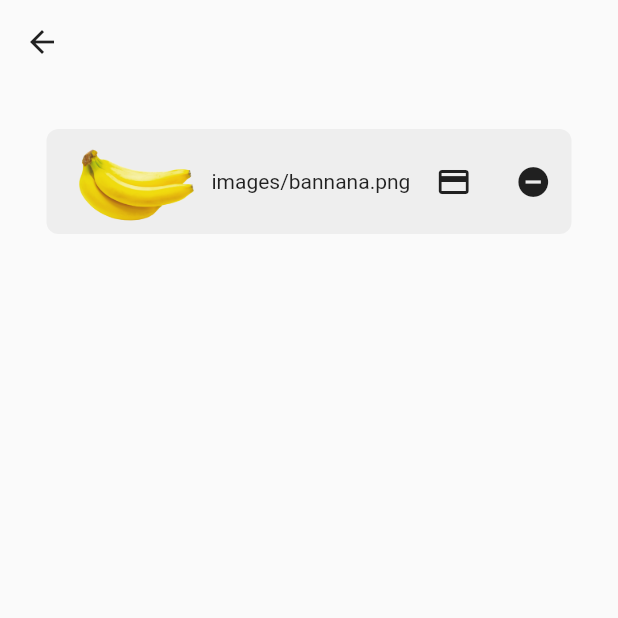
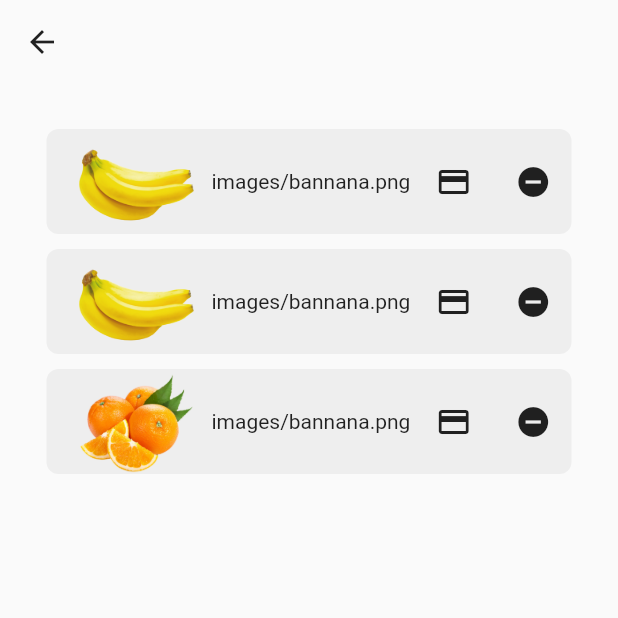
Before and after one commit to Shubbair/Fresh-Garden-App, a Flutter app: the CartScreen screen opened by its route, on a phone screen of 412 x 824 dp, the top half of it. Run offline on Flutter 3.47's test engine with Material 2 defaults, Android fonts, the phone set to English and light mode, and no system bars.

Commit message:
finishing ui

```diff
--- a/lib/cart.dart
+++ b/lib/cart.dart
@@ -37,6 +37,42 @@ class CartScreen extends StatelessWidget {
             borderRadius: BorderRadius.all(Radius.circular(8))
             ),
               ),
+              Container(
+                margin: EdgeInsets.only(top: 10),
+                width: 350,
+                height: 70,
+                child:
+                Row(
+                  children: [
+                    Container(width: 80,height: 80, child: Image.asset('images/bannana.png'),margin: EdgeInsets.only(left:20),),
+                    Container(child: Text('images/bannana.png'),margin: EdgeInsets.only(left:10),),
+                    Container(child:IconButton(onPressed: (){}, icon: Icon(Icons.payment)),margin: EdgeInsets.only(left:5),),
+                    Container(child: IconButton(onPressed: (){}, icon: Icon(Icons.remove_circle)),margin: EdgeInsets.only(left:5),)
+                  ],
+                ),
+               decoration: BoxDecoration(
+            color: Colors.grey[200],
+            borderRadius: BorderRadius.all(Radius.circular(8))
+            ),
+              ),
+              Container(
+                margin: EdgeInsets.only(top: 10),
+                width: 350,
+                height: 70,
+                child:
+                Row(
+                  children: [
+                    Container(width: 80,height: 80, child: Image.asset('images/orange.png'),margin: EdgeInsets.only(left:20),),
+                    Container(child: Text('images/bannana.png'),margin: EdgeInsets.only(left:10),),
+                    Container(child:IconButton(onPressed: (){}, icon: Icon(Icons.payment)),margin: EdgeInsets.only(left:5),),
+                    Container(child: IconButton(onPressed: (){}, icon: Icon(Icons.remove_circle)),margin: EdgeInsets.only(left:5),)
+                  ],
+                ),
+               decoration: BoxDecoration(
+            color: Colors.grey[200],
+            borderRadius: BorderRadius.all(Radius.circular(8))
+            ),
+              ),
             ],
           ),
         ),
```
